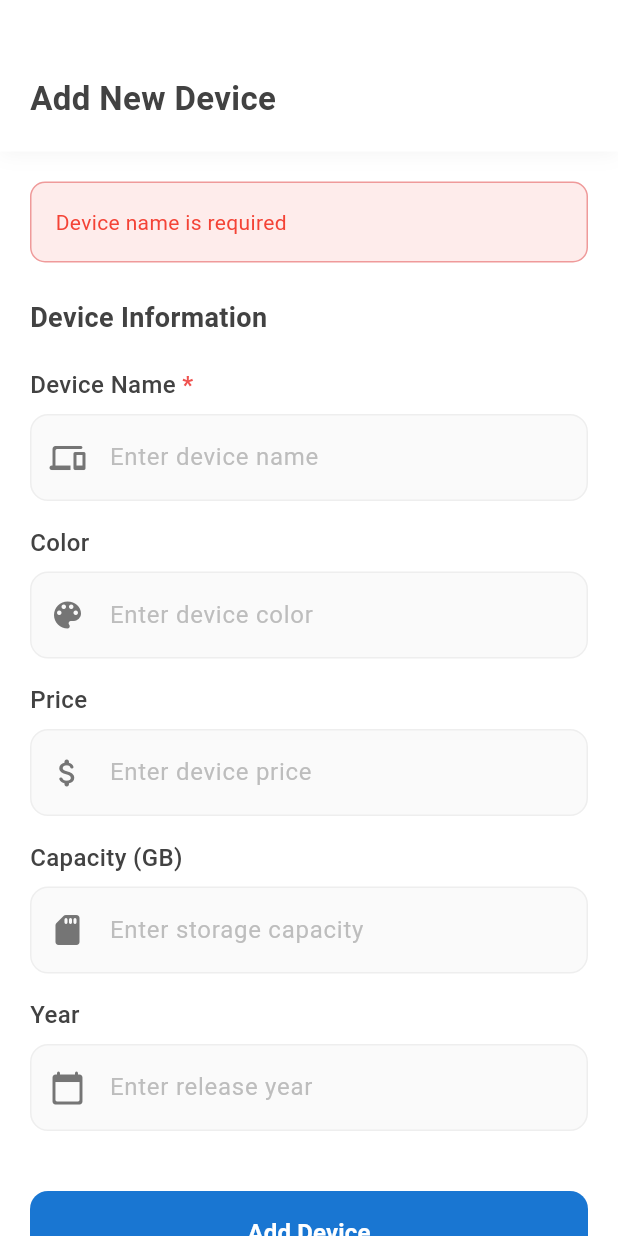
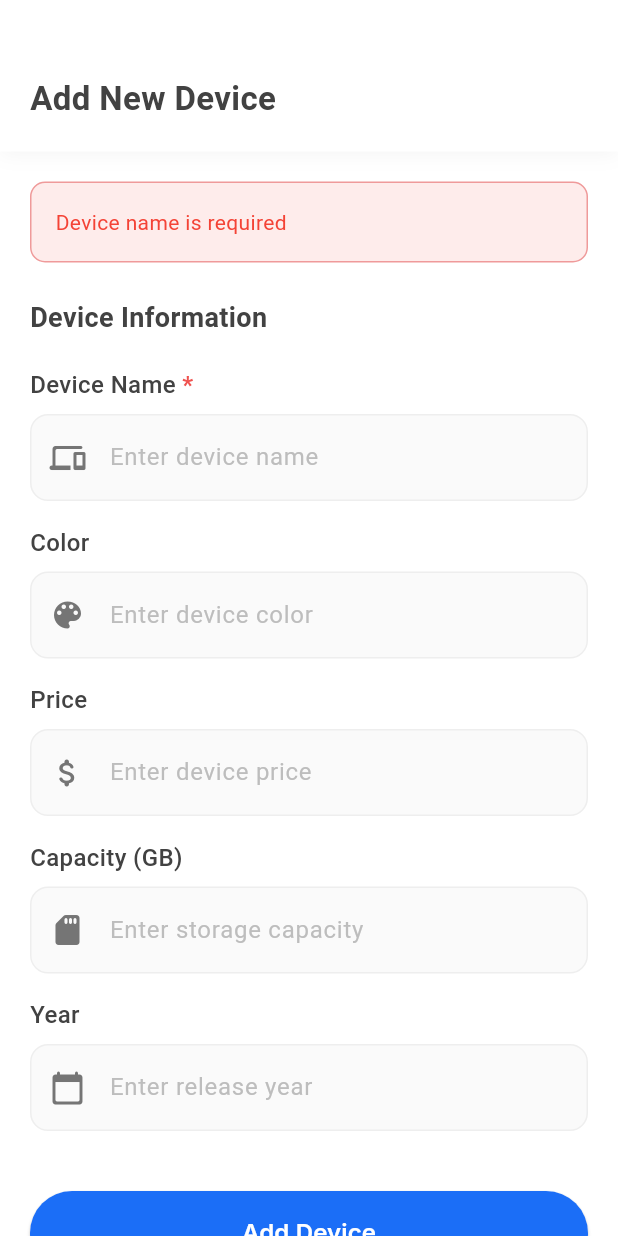
Before and after one commit to shahriarnur03/DrivePrep, a Flutter app: the AddDeviceScreen screen opened by its route, after a tap on "Add Device", on a phone screen of 412 x 824 dp. Run offline on Flutter 3.47's test engine with Material 3 defaults, Android fonts, the phone set to English and light mode, and no system bars; our stand-ins replace flutter_spinkit, flutter_svg, geolocator, get, google_fonts; network calls fail.

Commit message:
Refactor add device form and improve featured devices

```diff
--- a/lib/common_widgets/custom_app_bar.dart
+++ b/lib/common_widgets/custom_app_bar.dart
@@ -35,23 +35,6 @@ class CustomAppBar extends StatelessWidget {
       ),
       child: Row(
         children: [
-          if (showBackButton)
-            GestureDetector(
-              onTap: () => Get.back(),
-              child: Container(
-                padding: const EdgeInsets.all(8),
-                decoration: BoxDecoration(
-                  color: Colors.grey.shade100,
-                  borderRadius: BorderRadius.circular(8),
-                ),
-                child: Icon(
-                  Icons.arrow_back_ios_new_rounded,
-                  size: 20,
-                  color: Colors.grey.shade700,
-                ),
-              ),
-            ),
-          if (showBackButton) const SizedBox(width: 16),
           Expanded(
             child: Column(
               crossAxisAlignment: CrossAxisAlignment.start,
--- a/lib/features/add_device/controllers/add_device_controller.dart
+++ b/lib/features/add_device/controllers/add_device_controller.dart
@@ -6,18 +6,21 @@ import 'package:driveprep/features/devices/services/api_service.dart';
 class AddDeviceController extends GetxController {
   final ApiService _apiService = ApiService();
 
+  // Text controllers for form fields
   final nameController = TextEditingController();
   final colorController = TextEditingController();
   final priceController = TextEditingController();
   final capacityController = TextEditingController();
   final yearController = TextEditingController();
 
+  // State variables
   RxBool isLoading = false.obs;
   RxString error = ''.obs;
   RxBool success = false.obs;
 
   @override
   void onClose() {
+    // Clean up controllers when the controller is closed
     nameController.dispose();
     colorController.dispose();
     priceController.dispose();
@@ -26,7 +29,9 @@ class AddDeviceController extends GetxController {
     super.onClose();
   }
 
+  // Add device method
   Future<void> addDevice() async {
+    // Validate required fields
     if (nameController.text.isEmpty) {
       error.value = 'Device name is required';
       return;
@@ -34,60 +39,51 @@ class AddDeviceController extends GetxController {
 
     try {
       isLoading.value = true;
-      error.value = '';
-      success.value = false;
 
-      // Build the device data object
-      final deviceData = DeviceData();
+      // Create device data
+      final deviceData = DeviceData(
+        color: colorController.text.isEmpty ? null : colorController.text,
+        price: priceController.text.isEmpty
+            ? null
+            : double.tryParse(priceController.text),
+        capacity: capacityController.text.isEmpty
+            ? null
+            : capacityController.text,
+        year: yearController.text.isEmpty
+            ? null
+            : int.tryParse(yearController.text),
+      );
 
-      if (colorController.text.isNotEmpty) {
-        deviceData.color = colorController.text;
-      }
-
-      if (priceController.text.isNotEmpty) {
-        deviceData.price = double.tryParse(priceController.text);
-      }
-
-      if (capacityController.text.isNotEmpty) {
-        deviceData.capacity = capacityController.text;
-      }
-
-      if (yearController.text.isNotEmpty) {
-        deviceData.year = int.tryParse(yearController.text);
-      }
-
-      // Create the device model
+      // Create device model
       final device = DeviceModel(name: nameController.text, data: deviceData);
 
-      // Send the API request
-      final newDevice = await _apiService.addDevice(device);
+      // Send API request
+      await _apiService.addDevice(device);
 
-      // Clear the form on success
-      nameController.clear();
-      colorController.clear();
-      priceController.clear();
-      capacityController.clear();
-      yearController.clear();
+      // Clear form
+      _clearForm();
 
+      // Show success message
       success.value = true;
-
       Get.snackbar(
         'Success',
-        'Device added successfully with ID: ${newDevice.id}',
+        'Device added successfully',
         backgroundColor: Colors.green.withOpacity(0.1),
         colorText: Colors.green,
-        duration: const Duration(seconds: 5),
       );
     } catch (e) {
       error.value = e.toString();
-      Get.snackbar(
-        'Error',
-        'Failed to add device: ${e.toString()}',
-        backgroundColor: Colors.red.withOpacity(0.1),
-        colorText: Colors.red,
-      );
     } finally {
       isLoading.value = false;
     }
   }
+
+  // Helper method to clear form
+  void _clearForm() {
+    nameController.clear();
+    colorController.clear();
+    priceController.clear();
+    capacityController.clear();
+    yearController.clear();
+  }
 }
--- a/lib/features/add_device/screens/add_device_screen.dart
+++ b/lib/features/add_device/screens/add_device_screen.dart
@@ -1,4 +1,6 @@
 import 'package:driveprep/common_widgets/custom_app_bar.dart';
+import 'package:driveprep/common_widgets/primary_button.dart';
+import 'package:driveprep/features/add_device/widgets/custom_text_field.dart';
 import 'package:flutter/material.dart';
 import 'package:get/get.dart';
 import 'package:driveprep/features/add_device/controllers/add_device_controller.dart';
@@ -15,12 +17,10 @@ class AddDeviceScreen extends StatelessWidget {
         return SafeArea(
           child: Column(
             children: [
-              CustomAppBar(
-                title: 'Add New Device',
-                showBackButton: false,
+              // App bar
+              CustomAppBar(title: 'Add New Device', showBackButton: true),
 
-              ),
-
+              // Form content
               Expanded(
                 child: SingleChildScrollView(
                   padding: const EdgeInsets.all(20),
@@ -55,37 +55,16 @@ class AddDeviceScreen extends StatelessWidget {
                             borderRadius: BorderRadius.circular(10),
                             border: Border.all(color: Colors.green.shade200),
                           ),
-                          child: Column(
+                          child: Row(
                             children: [
-                              Row(
-                                children: [
-                                  Container(
-                                    padding: const EdgeInsets.all(8),
-                                    decoration: BoxDecoration(
-                                      color: Colors.green.withOpacity(0.2),
-                                      shape: BoxShape.circle,
-                                    ),
-                                    child: const Icon(
-                                      Icons.check_rounded,
-                                      color: Colors.green,
-                                      size: 20,
-                                    ),
-                                  ),
-                                  const SizedBox(width: 12),
-                                  const Text(
-                                    'Device Added Successfully!',
-                                    style: TextStyle(
-                                      color: Colors.green,
-                                      fontWeight: FontWeight.bold,
-                                      fontSize: 16,
-                                    ),
-                                  ),
-                                ],
-                              ),
-                              const SizedBox(height: 8),
-                              const Text(
-                                'Your device has been added to the catalog. You can add another device or view all devices.',
-                                style: TextStyle(color: Colors.green),
+                              Icon(Icons.check_circle, color: Colors.green),
+                              SizedBox(width: 12),
+                              Text(
+                                'Device added successfully!',
+                                style: TextStyle(
+                                  color: Colors.green,
+                                  fontWeight: FontWeight.bold,
+                                ),
                               ),
                             ],
                           ),
@@ -102,8 +81,8 @@ class AddDeviceScreen extends StatelessWidget {
                       ),
                       const SizedBox(height: 20),
 
-                      // Form fields
-                      _buildTextField(
+                      // Form fields using reusable widget
+                      CustomTextField(
                         controller: controller.nameController,
                         label: 'Device Name',
                         hint: 'Enter device name',
@@ -111,14 +90,16 @@ class AddDeviceScreen extends StatelessWidget {
                         required: true,
                       ),
                       const SizedBox(height: 16),
-                      _buildTextField(
+
+                      CustomTextField(
                         controller: controller.colorController,
                         label: 'Color',
                         hint: 'Enter device color',
                         icon: Icons.color_lens_rounded,
                       ),
                       const SizedBox(height: 16),
-                      _buildTextField(
+
+                      CustomTextField(
                         controller: controller.priceController,
                         label: 'Price',
                         hint: 'Enter device price',
@@ -126,7 +107,8 @@ class AddDeviceScreen extends StatelessWidget {
                         keyboardType: TextInputType.number,
                       ),
                       const SizedBox(height: 16),
-                      _buildTextField(
+
+                      CustomTextField(
                         controller: controller.capacityController,
                         label: 'Capacity (GB)',
                         hint: 'Enter storage capacity',
@@ -134,7 +116,8 @@ class AddDeviceScreen extends StatelessWidget {
                         keyboardType: TextInputType.number,
                       ),
                       const SizedBox(height: 16),
-                      _buildTextField(
+
+                      CustomTextField(
                         controller: controller.yearController,
                         label: 'Year',
                         hint: 'Enter release year',
@@ -143,40 +126,14 @@ class AddDeviceScreen extends StatelessWidget {
                       ),
                       const SizedBox(height: 40),
 
-                      // Submit button
-                      SizedBox(
-                        width: double.infinity,
-                        height: 56,
-                        child: ElevatedButton(
-                          onPressed: controller.isLoading.value
-                              ? null
-                              : controller.addDevice,
-                          style: ElevatedButton.styleFrom(
-                            backgroundColor: Colors.blue.shade700,
-                            foregroundColor: Colors.white,
-                            shape: RoundedRectangleBorder(
-                              borderRadius: BorderRadius.circular(12),
+                      // Submit button using PrimaryButton
+                      controller.isLoading.value
+                          ? Center(child: CircularProgressIndicator())
+                          : PrimaryButton(
+                              text: 'Add Device',
+                              onPressed: controller.addDevice,
                             ),
-                            elevation: 0,
-                          ),
-                          child: controller.isLoading.value
-                              ? const SizedBox(
-                                  width: 24,
-                                  height: 24,
-                                  child: CircularProgressIndicator(
-                                    color: Colors.white,
-                                    strokeWidth: 2,
-                                  ),
-                                )
-                              : const Text(
-                                  'Add Device',
-                                  style: TextStyle(
-                                    fontSize: 16,
-                                    fontWeight: FontWeight.bold,
-                                  ),
-                                ),
-                        ),
-                      ),
+
                       const SizedBox(height: 40),
                     ],
                   ),
@@ -188,62 +145,4 @@ class AddDeviceScreen extends StatelessWidget {
       }),
     );
   }
-
-  Widget _buildTextField({
-    required TextEditingController controller,
-    required String label,
-    required String hint,
-    required IconData icon,
-    bool required = false,
-    TextInputType keyboardType = TextInputType.text,
-  }) {
-    return Column(
-      crossAxisAlignment: CrossAxisAlignment.start,
-      children: [
-        Row(
-          children: [
-            Text(
-              label,
-              style: TextStyle(
-                fontSize: 16,
-                fontWeight: FontWeight.w500,
-                color: Colors.grey.shade800,
-              ),
-            ),
-            if (required)
-              Text(
-                ' *',
-                style: TextStyle(
-                  fontSize: 16,
-                  fontWeight: FontWeight.bold,
-                  color: Colors.red.shade400,
-                ),
-              ),
-          ],
-        ),
-        const SizedBox(height: 8),
-        Container(
-          decoration: BoxDecoration(
-            color: Colors.grey.shade50,
-            borderRadius: BorderRadius.circular(12),
-            border: Border.all(color: Colors.grey.shade200),
-          ),
-          child: TextField(
-            controller: controller,
-            keyboardType: keyboardType,
-            decoration: InputDecoration(
-              hintText: hint,
-              hintStyle: TextStyle(color: Colors.grey.shade400),
-              prefixIcon: Icon(icon, color: Colors.grey.shade600),
-              border: InputBorder.none,
-              contentPadding: const EdgeInsets.symmetric(
-                horizontal: 16,
-                vertical: 16,
-              ),
-            ),
-          ),
-        ),
-      ],
-    );
-  }
 }
--- /dev/null
+++ b/lib/features/add_device/widgets/custom_text_field.dart
@@ -0,0 +1,72 @@
+import 'package:flutter/material.dart';
+
+class CustomTextField extends StatelessWidget {
+  final TextEditingController controller;
+  final String label;
+  final String hint;
+  final IconData icon;
+  final bool required;
+  final TextInputType keyboardType;
+
+  const CustomTextField({
+    super.key,
+    required this.controller,
+    required this.label,
+    required this.hint,
+    required this.icon,
+    this.required = false,
+    this.keyboardType = TextInputType.text,
+  });
+
+  @override
+  Widget build(BuildContext context) {
+    return Column(
+      crossAxisAlignment: CrossAxisAlignment.start,
+      children: [
+        Row(
+          children: [
+            Text(
+              label,
+              style: TextStyle(
+                fontSize: 16,
+                fontWeight: FontWeight.w500,
+                color: Colors.grey.shade800,
+              ),
+            ),
+            if (required)
+              Text(
+                ' *',
+                style: TextStyle(
+                  fontSize: 16,
+                  fontWeight: FontWeight.bold,
+                  color: Colors.red.shade400,
+                ),
+              ),
+          ],
+        ),
+        const SizedBox(height: 8),
+        Container(
+          decoration: BoxDecoration(
+            color: Colors.grey.shade50,
+            borderRadius: BorderRadius.circular(12),
+            border: Border.all(color: Colors.grey.shade200),
+          ),
+          child: TextField(
+            controller: controller,
+            keyboardType: keyboardType,
+            decoration: InputDecoration(
+              hintText: hint,
+              hintStyle: TextStyle(color: Colors.grey.shade400),
+              prefixIcon: Icon(icon, color: Colors.grey.shade600),
+              border: InputBorder.none,
+              contentPadding: const EdgeInsets.symmetric(
+                horizontal: 16,
+                vertical: 16,
+              ),
+            ),
+          ),
+        ),
+      ],
+    );
+  }
+}
--- a/lib/features/devices/screens/devices_screen.dart
+++ b/lib/features/devices/screens/devices_screen.dart
@@ -79,7 +79,7 @@ class DevicesScreen extends StatelessWidget {
             ),
           ),
           Padding(
-            padding: const EdgeInsets.symmetric(horizontal: 20, vertical: 16),
+            padding: const EdgeInsets.symmetric(horizontal: 20),
             child: Container(
               padding: const EdgeInsets.symmetric(horizontal: 16, vertical: 12),
               decoration: BoxDecoration(
--- a/lib/features/home/controllers/home_controller.dart
+++ b/lib/features/home/controllers/home_controller.dart
@@ -1,9 +1,43 @@
 import 'package:get/get.dart';
+import 'package:driveprep/features/devices/models/device_model.dart';
+import 'package:driveprep/features/devices/services/api_service.dart';
 
 class HomeController extends GetxController {
+  final ApiService _apiService = ApiService();
+
   var selectedIndex = 0.obs;
+  RxList<DeviceModel> featuredDevices = <DeviceModel>[].obs;
+  RxBool isLoading = false.obs;
+  RxString error = ''.obs;
+
+  // Featured device IDs
+  final List<String> featuredDeviceIds = ['3', '5', '10'];
+
+  @override
+  void onInit() {
+    super.onInit();
+    fetchFeaturedDevices();
+  }
 
   void changeTab(int index) {
     selectedIndex.value = index;
   }
+
+  // Fetch featured devices by IDs
+  Future<void> fetchFeaturedDevices() async {
+    try {
+      isLoading.value = true;
+      error.value = '';
+
+      // Get devices by specific IDs
+      featuredDevices.value = await _apiService.getDevicesByIds(
+        featuredDeviceIds,
+      );
+    } catch (e) {
+      error.value = e.toString();
+      print('Error fetching featured devices: ${e.toString()}');
+    } finally {
+      isLoading.value = false;
+    }
+  }
 }
--- a/lib/features/home/screens/home_screen.dart
+++ b/lib/features/home/screens/home_screen.dart
@@ -1,5 +1,7 @@
 import 'package:driveprep/common_widgets/device_card.dart';
-import 'package:driveprep/features/devices/models/device_model.dart';
+import 'package:driveprep/common_widgets/empty_state.dart';
+import 'package:driveprep/common_widgets/error_display.dart';
+import 'package:driveprep/common_widgets/loading_indicator.dart';
 import 'package:driveprep/routes/app_pages.dart';
 import 'package:flutter/material.dart';
 import 'package:get/get.dart';
@@ -262,54 +264,48 @@ class HomeScreen extends StatelessWidget {
             ],
           ),
           const SizedBox(height: 12),
-          Expanded(child: _buildDevicesList()),
+          Expanded(
+            child: Obx(() {
+              if (controller.isLoading.value) {
+                return const LoadingIndicator(
+                  message: 'Loading featured devices...',
+                );
+              }
+
+              if (controller.error.value.isNotEmpty) {
+                return ErrorDisplay(
+                  errorMessage: controller.error.value,
+                  onRetry: controller.fetchFeaturedDevices,
+                  retryButtonText: 'Reload',
+                );
+              }
+
+              if (controller.featuredDevices.isEmpty) {
+                return const EmptyState(
+                  icon: Icons.devices_rounded,
+                  title: 'No Featured Devices',
+                  subtitle: 'Check back later for featured devices',
+                  backgroundColor: Colors.grey,
+                  iconColor: Colors.grey,
+                );
+              }
+
+              return _buildDevicesList();
+            }),
+          ),
         ],
       ),
     );
   }
 
   Widget _buildDevicesList() {
-    // Create sample devices for demonstration
-    final devices = [
-      DeviceModel(
-        id: '3',
-        name: 'Apple iPhone 13 Pro',
-        data: DeviceData(
-          description: 'Flagship smartphone with A15 Bionic chip',
-          price: 999.99,
-          color: 'Blue',
-          capacity: 128,
-          year: 2021,
-        ),
-      ),
-      DeviceModel(
-        id: '5',
-        name: 'Samsung Galaxy Z Fold4',
-        data: DeviceData(
-          description: 'Foldable smartphone with large display',
-          price: 1799.99,
-          color: 'Black',
-          capacity: 256,
-          year: 2022,
-        ),
-      ),
-      DeviceModel(
-        id: '1',
-        name: 'Google Pixel 7 Pro',
-        data: DeviceData(
-          description: 'Pure Android experience with great camera',
-          price: 899.99,
-          color: 'Silver',
-          capacity: 128,
-          year: 2022,
-        ),
-      ),
-    ];
-
     return ListView.builder(
-      itemCount: devices.length,
+      itemCount: controller.featuredDevices.length,
       itemBuilder: (context, index) {
-        return DeviceCard(device: devices[index], showActions: false);
+        return DeviceCard(
+          device: controller.featuredDevices[index],
+          showActions: false,
+        );
       },
     );
   }
```
